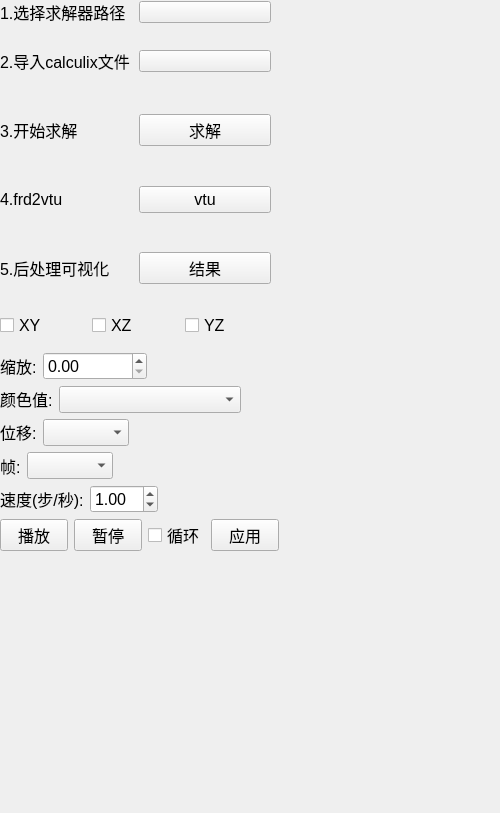
The window that starter/FENGSim/FEM/CalculixDockWidget.ui (ArvinShaffer/FENGSim) describes before a commit, drawn with Qt 5.
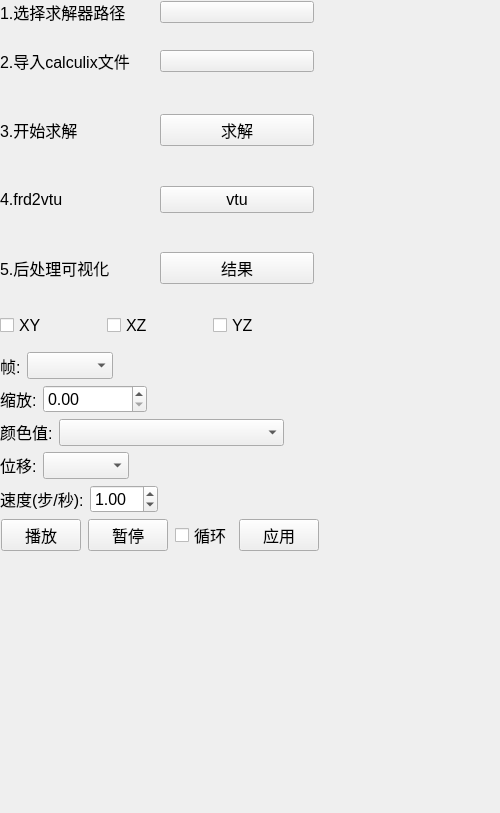
The same window after the commit. Icons and pictures are not drawn.

```diff
--- a/starter/FENGSim/FEM/CalculixDockWidget.ui
+++ b/starter/FENGSim/FEM/CalculixDockWidget.ui
@@ -24,7 +24,7 @@
     <rect>
      <x>0</x>
      <y>0</y>
-     <width>291</width>
+     <width>334</width>
      <height>571</height>
     </rect>
    </property>
@@ -354,6 +354,56 @@
       </item>
      </layout>
     </item>
+    <item>
+     <layout class="QHBoxLayout" name="horizontalLayout_10">
+      <item>
+       <widget class="QLabel" name="label_7">
+        <property name="sizePolicy">
+         <sizepolicy hsizetype="Fixed" vsizetype="Preferred">
+          <horstretch>0</horstretch>
+          <verstretch>0</verstretch>
+         </sizepolicy>
+        </property>
+        <property name="font">
+         <font>
+          <pointsize>12</pointsize>
+         </font>
+        </property>
+        <property name="text">
+         <string>帧:</string>
+        </property>
+       </widget>
+      </item>
+      <item>
+       <widget class="QComboBox" name="frame">
+        <property name="sizePolicy">
+         <sizepolicy hsizetype="Fixed" vsizetype="Preferred">
+          <horstretch>0</horstretch>
+          <verstretch>0</verstretch>
+         </sizepolicy>
+        </property>
+        <property name="font">
+         <font>
+          <pointsize>12</pointsize>
+         </font>
+        </property>
+       </widget>
+      </item>
+      <item>
+       <spacer name="horizontalSpacer_4">
+        <property name="orientation">
+         <enum>Qt::Horizontal</enum>
+        </property>
+        <property name="sizeHint" stdset="0">
+         <size>
+          <width>40</width>
+          <height>20</height>
+         </size>
+        </property>
+       </spacer>
+      </item>
+     </layout>
+    </item>
     <item>
      <layout class="QHBoxLayout" name="horizontalLayout_6">
       <item>
@@ -522,56 +572,6 @@
       </item>
      </layout>
     </item>
-    <item>
-     <layout class="QHBoxLayout" name="horizontalLayout_10">
-      <item>
-       <widget class="QLabel" name="label_7">
-        <property name="sizePolicy">
-         <sizepolicy hsizetype="Fixed" vsizetype="Preferred">
-          <horstretch>0</horstretch>
-          <verstretch>0</verstretch>
-         </sizepolicy>
-        </property>
-        <property name="font">
-         <font>
-          <pointsize>12</pointsize>
-         </font>
-        </property>
-        <property name="text">
-         <string>帧:</string>
-        </property>
-       </widget>
-      </item>
-      <item>
-       <widget class="QComboBox" name="frame">
-        <property name="sizePolicy">
-         <sizepolicy hsizetype="Fixed" vsizetype="Preferred">
-          <horstretch>0</horstretch>
-          <verstretch>0</verstretch>
-         </sizepolicy>
-        </property>
-        <property name="font">
-         <font>
-          <pointsize>12</pointsize>
-         </font>
-        </property>
-       </widget>
-      </item>
-      <item>
-       <spacer name="horizontalSpacer_4">
-        <property name="orientation">
-         <enum>Qt::Horizontal</enum>
-        </property>
-        <property name="sizeHint" stdset="0">
-         <size>
-          <width>40</width>
-          <height>20</height>
-         </size>
-        </property>
-       </spacer>
-      </item>
-     </layout>
-    </item>
     <item>
      <layout class="QHBoxLayout" name="horizontalLayout_7">
       <item>
```
